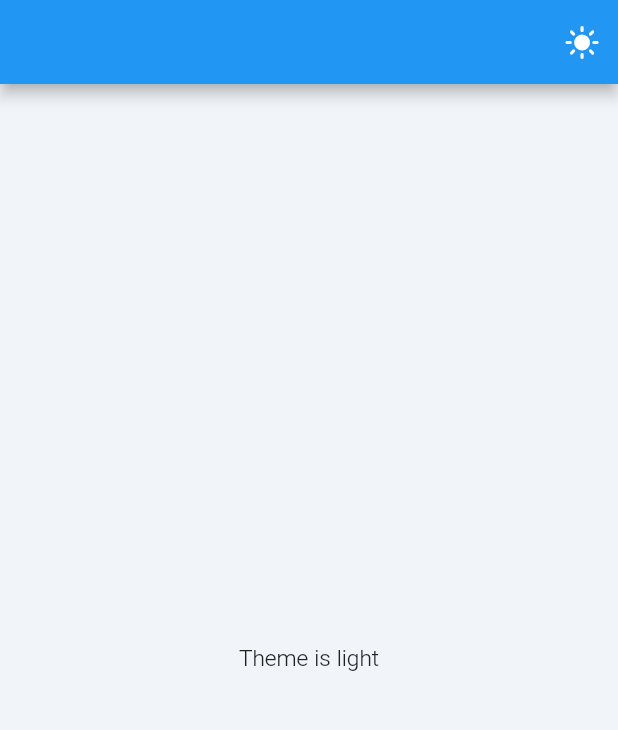
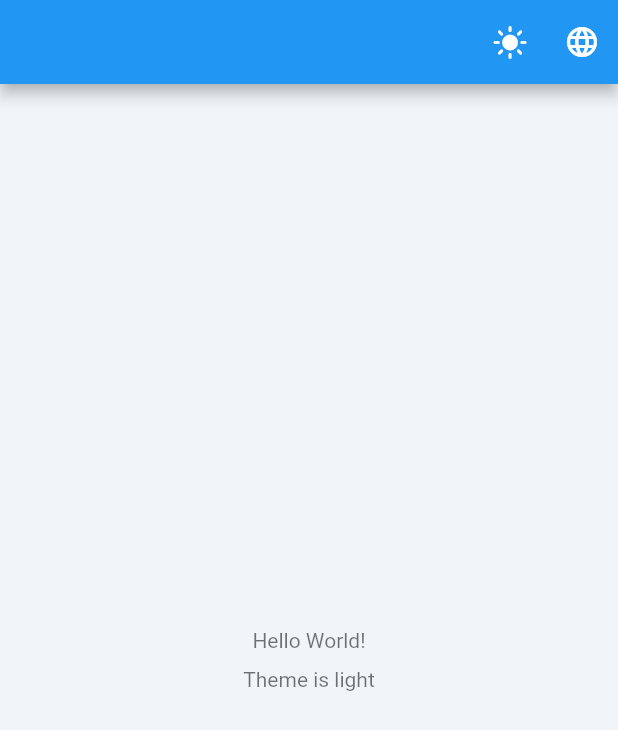
Before and after one commit to AliAfrazi/CourseA, a Flutter app: the screen it shows after launch, on a phone screen of 412 x 824 dp. Shown: the top 730 px of the screen. Run offline on Flutter 3.47's test engine with Material 2 defaults, Android fonts, the phone set to English and light mode, and no system bars; generated files the repository leaves out were written again.

Commit message:
add internationalization and theme

```diff
--- /dev/null
+++ b/l10n.yaml
@@ -0,0 +1,3 @@
+arb-dir: lib/l10n
+template-arb-file: app_en.arb
+output-localization-file: app_localizations.dart
--- /dev/null
+++ b/lib/l10n/app_en.arb
@@ -0,0 +1,10 @@
+{
+    "helloWorld": "Hello World!",
+    "themeText": "theme",
+
+    "@helloWorld": {
+      "description": "The conventional newborn programmer greeting"
+    }
+
+
+}
--- /dev/null
+++ b/lib/l10n/app_fa.arb
@@ -0,0 +1,5 @@
+{
+    "helloWorld": "سلام دنیا",
+    "themeText": "تم"
+
+}
--- a/lib/main.dart
+++ b/lib/main.dart
@@ -1,8 +1,11 @@
-import 'package:course_a_fixed/Provider/theme_provider.dart';
+import 'package:flutter/cupertino.dart';
 import 'package:flutter/material.dart';
 import 'package:flutter/services.dart';
+import 'UI/Helper/theme_switcher.dart';
 import 'package:provider/provider.dart';
-import 'UI/Helper/theme_switcher.dart';
+import 'package:course_a_fixed/Provider/theme_provider.dart';
+import 'package:flutter_gen/gen_l10n/app_localizations.dart';
+import 'package:flutter_localizations/flutter_localizations.dart';
 
 void main() {
   WidgetsFlutterBinding.ensureInitialized();
@@ -12,8 +15,29 @@ void main() {
       ChangeNotifierProvider(
         create: (context) => ThemeProvider(),
       )
-    ], child: const MyCourseHome()),
+    ], child: const Start()),
   );
+}
+
+class Start extends StatelessWidget {
+  const Start({Key? key}) : super(key: key);
+
+  @override
+  Widget build(BuildContext context) {
+    return const MaterialApp(
+      debugShowCheckedModeBanner: false,
+      title: 'Course A',
+      locale: Locale('en'),
+      localizationsDelegates: [
+        AppLocalizations.delegate,
+        GlobalMaterialLocalizations.delegate,
+        // GlobalWidgetsLocalizations.delegate,
+        GlobalCupertinoLocalizations.delegate,
+      ],
+      supportedLocales: AppLocalizations.supportedLocales,
+      home: MyCourseHome(),
+    );
+  }
 }
 
 class MyCourseHome extends StatefulWidget {
@@ -24,25 +48,80 @@ class MyCourseHome extends StatefulWidget {
 }
 
 class _MyCourseHomeState extends State<MyCourseHome> {
+  String appLanguage = 'en';
+
   @override
   Widget build(BuildContext context) {
-    return Consumer<ThemeProvider>(
-      builder: (context, themeProvider, child) {
-        return MaterialApp(
-          debugShowCheckedModeBanner: false,
-          themeMode: themeProvider.themeMode,
-          theme: MyThemes.appLightTheme,
-          darkTheme: MyThemes.appDarkTheme,
-          home: Scaffold(
-            appBar: AppBar(
-              actions: const [ThemeSwitcher()],
-            ),
-            body: Center(
-              child: Text('Theme is ${themeProvider.themeMode.toString().substring(themeProvider.themeMode.toString().indexOf('.') + 1)}'),
-            ),
+    return Consumer<ThemeProvider>(builder: (context, themeProvider, child) {
+      return Scaffold(
+        backgroundColor: themeProvider.isDarkMode ? const Color.fromARGB(255, 17, 27, 37) : const Color.fromARGB(255, 241, 244, 248),
+        appBar: AppBar(actions: [
+          const ThemeSwitcher(),
+          IconButton(
+              onPressed: () {
+                appLanguage = appLanguage == 'en' ? 'fa' : 'en';
+              },
+              icon: const Icon(Icons.language)),
+        ]),
+        body: Center(
+          child: Column(
+            mainAxisAlignment: MainAxisAlignment.center,
+            children: [
+              Text(
+                AppLocalizations.of(context)!.helloWorld,
+                style: TextStyle(color: themeProvider.isDarkMode ? Colors.white70 : Colors.black54),
+              ),
+              const SizedBox(height: 10),
+              Text(
+                'Theme is ${themeProvider.themeMode.toString().substring(themeProvider.themeMode.toString().indexOf('.') + 1)}',
+                style: TextStyle(color: themeProvider.isDarkMode ? Colors.white70 : Colors.black54),
+              )
+            ],
           ),
-        );
-      },
-    );
+        ),
+      );
+    });
   }
 }
+
+// class MyCourseHome extends StatefulWidget {
+//   const MyCourseHome({Key? key}) : super(key: key);
+//
+//   @override
+//   State<MyCourseHome> createState() => _MyCourseHomeState();
+// }
+//
+// class _MyCourseHomeState extends State<MyCourseHome> {
+//   @override
+//   Widget build(BuildContext mainContext) {
+//     return Consumer<ThemeProvider>(
+//       builder: (context, themeProvider, child) {
+//         return MaterialApp(
+//           locale: const Locale('en',''),
+//           localizationsDelegates: const [
+//             AppLocalizations.delegate,
+//             GlobalMaterialLocalizations.delegate,
+//             GlobalWidgetsLocalizations.delegate,
+//             GlobalCupertinoLocalizations.delegate,
+//           ],
+//           supportedLocales: AppLocalizations.supportedLocales,
+//           debugShowCheckedModeBanner: false,
+//           themeMode: themeProvider.themeMode,
+//           theme: MyThemes.appLightTheme,
+//           darkTheme: MyThemes.appDarkTheme,
+//           home: Scaffold(
+//             appBar: AppBar(
+//               actions: const [ThemeSwitcher()],
+//             ),
+//             body:
+//                 // Text('Theme is ${themeProvider.themeMode.toString().substring(themeProvider.themeMode.toString().indexOf('.') + 1)}'),
+//                 Center(
+//                     child: Text('${AppLocalizations.of(mainContext)?.themeText}'),
+//                 )
+//
+//           ),
+//         );
+//       },
+//     );
+//   }
+// }
--- a/pubspec.yaml
+++ b/pubspec.yaml
@@ -18,7 +18,7 @@ dependencies:
   persian_number_utility: ^1.1.2
   provider: ^6.0.5
   google_fonts: ^3.0.1
-  card_swiper: ^2.0.4
+  intl: ^0.17.0
 
 dev_dependencies:
   flutter_test:
@@ -27,6 +27,7 @@ dev_dependencies:
   flutter_lints: ^2.0.0
 
 flutter:
+  generate: true
 
   uses-material-design: true
 
```
Also changed, not shown: pubspec.lock.
